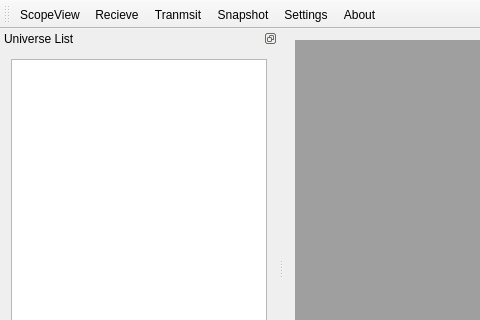
Qt form ui/mdimainwindow.ui (docsteer/sacnview) before a commit; both pictures show x 0 to 480 and y 0 to 320 of the 749 by 528 pixel window.
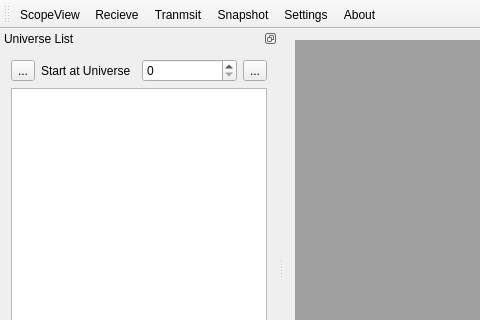
The same form after that commit. Icons and pictures are not drawn.

```diff
--- a/ui/mdimainwindow.ui
+++ b/ui/mdimainwindow.ui
@@ -57,7 +57,56 @@
    <widget class="QWidget" name="dockWidgetContents">
     <layout class="QVBoxLayout" name="verticalLayout">
      <item>
-      <widget class="QTableWidget" name="tableWidget"/>
+      <layout class="QHBoxLayout" name="horizontalLayout_2">
+       <item>
+        <widget class="QToolButton" name="btnUnivListBack">
+         <property name="text">
+          <string>...</string>
+         </property>
+         <property name="icon">
+          <iconset resource="../res/resources.qrc">
+           <normaloff>:/icons/back.png</normaloff>:/icons/back.png</iconset>
+         </property>
+        </widget>
+       </item>
+       <item>
+        <widget class="QLabel" name="label">
+         <property name="text">
+          <string>Start at Universe</string>
+         </property>
+        </widget>
+       </item>
+       <item>
+        <widget class="QSpinBox" name="sbUniverseList"/>
+       </item>
+       <item>
+        <widget class="QToolButton" name="btnUnivListForward">
+         <property name="text">
+          <string>...</string>
+         </property>
+         <property name="icon">
+          <iconset resource="../res/resources.qrc">
+           <normaloff>:/icons/forward.png</normaloff>:/icons/forward.png</iconset>
+         </property>
+        </widget>
+       </item>
+      </layout>
+     </item>
+     <item>
+      <widget class="QTreeView" name="treeView">
+       <property name="editTriggers">
+        <set>QAbstractItemView::NoEditTriggers</set>
+       </property>
+       <property name="alternatingRowColors">
+        <bool>true</bool>
+       </property>
+       <property name="itemsExpandable">
+        <bool>true</bool>
+       </property>
+       <attribute name="headerVisible">
+        <bool>false</bool>
+       </attribute>
+      </widget>
      </item>
     </layout>
    </widget>
```
Left out of the diff: 16 changed lines with no effect on the pictures.
